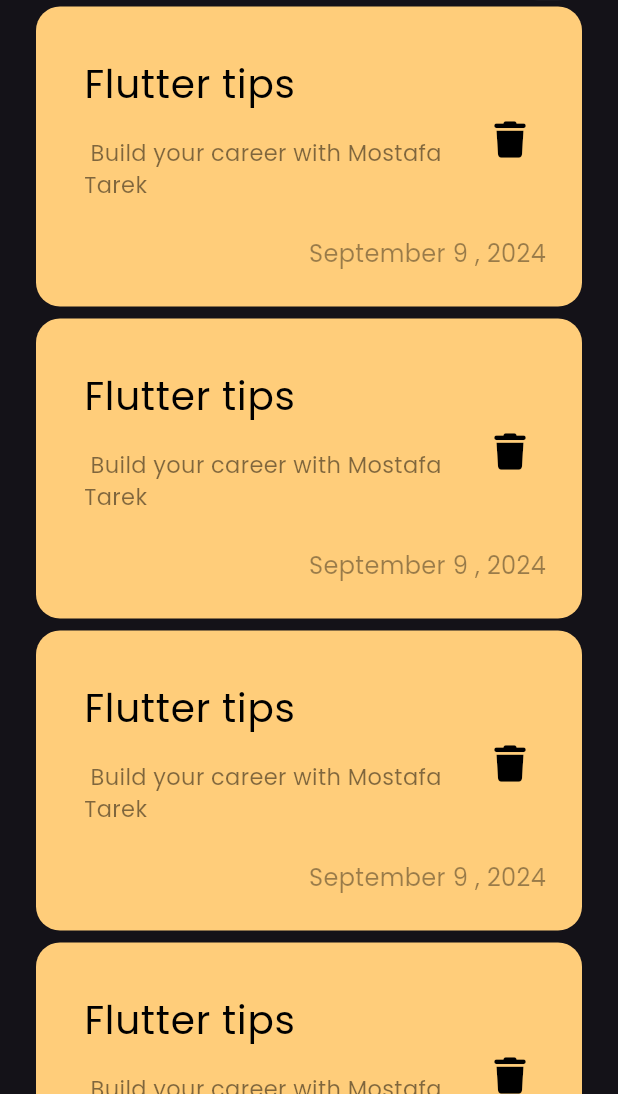
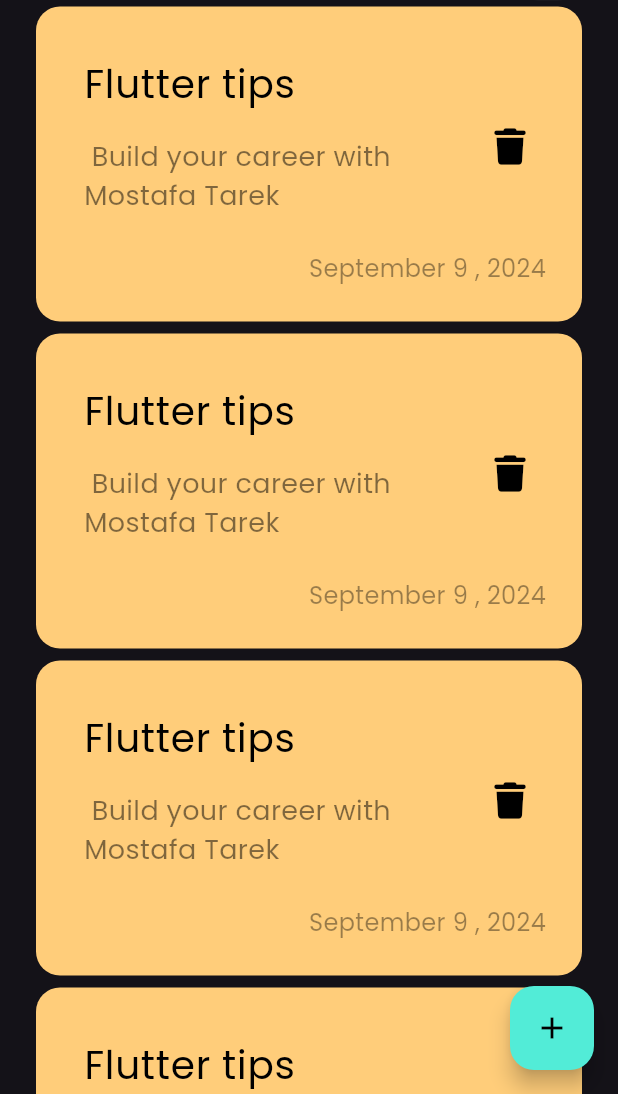
Before and after one commit to abotarek74/notes_app, a Flutter app: the screen it shows after launch, on a phone screen of 412 x 824 dp, the part 142-1236 px from its top. Run offline on Flutter 3.47's test engine with Material 3 defaults, Android fonts, the phone set to English and light mode, and no system bars; our stand-ins replace font_awesome_flutter.

Commit message:
add Floating Action Button

```diff
--- a/lib/views/notes_view.dart
+++ b/lib/views/notes_view.dart
@@ -7,7 +7,15 @@ class NotesView extends StatelessWidget {
   @override
   Widget build(BuildContext context) {
     return Scaffold(
-      body: NotesViewBody(),
+      floatingActionButton: FloatingActionButton(
+        backgroundColor: Color(0xff52ecd7),
+        onPressed: () {},
+        child: const Icon(
+          Icons.add,
+          color: Colors.black,
+        ),
+      ),
+      body: const NotesViewBody(),
     );
   }
 }
--- a/lib/widgets/custom_note_item.dart
+++ b/lib/widgets/custom_note_item.dart
@@ -36,7 +36,7 @@ class NoteItem extends StatelessWidget {
                 ' Build your career with Mostafa Tarek',
                 style: TextStyle(
                   color: Colors.black.withOpacity(0.5),
-                  fontSize: 15,
+                  fontSize: 18,
                 ),
               ),
             ),
```
